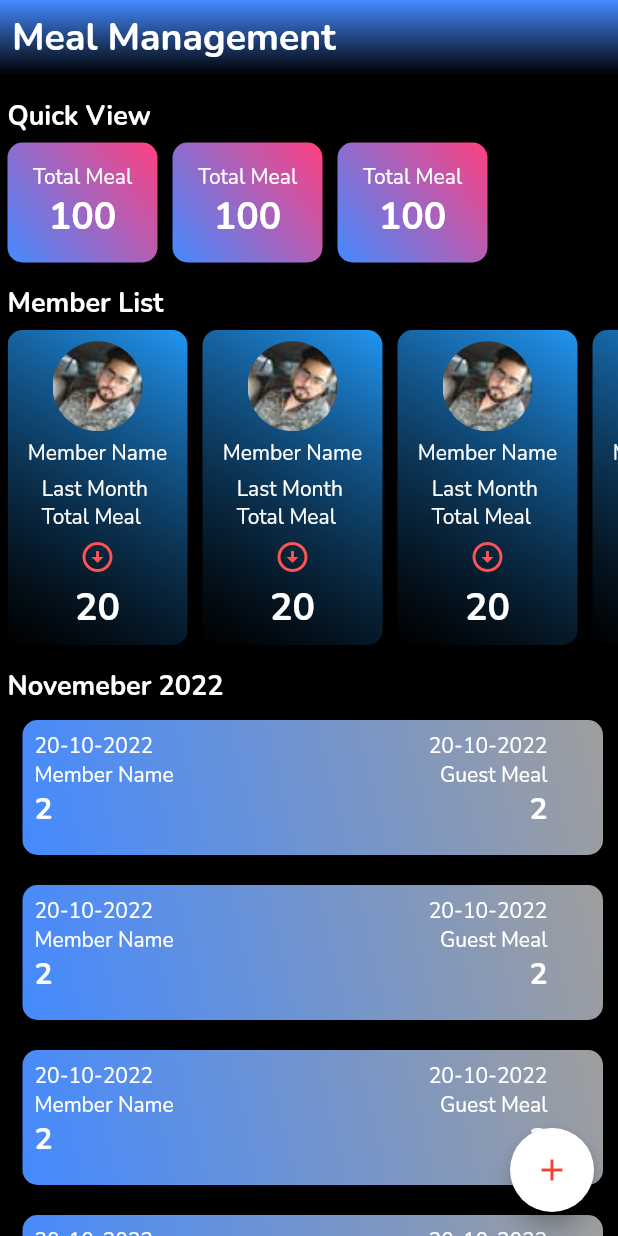
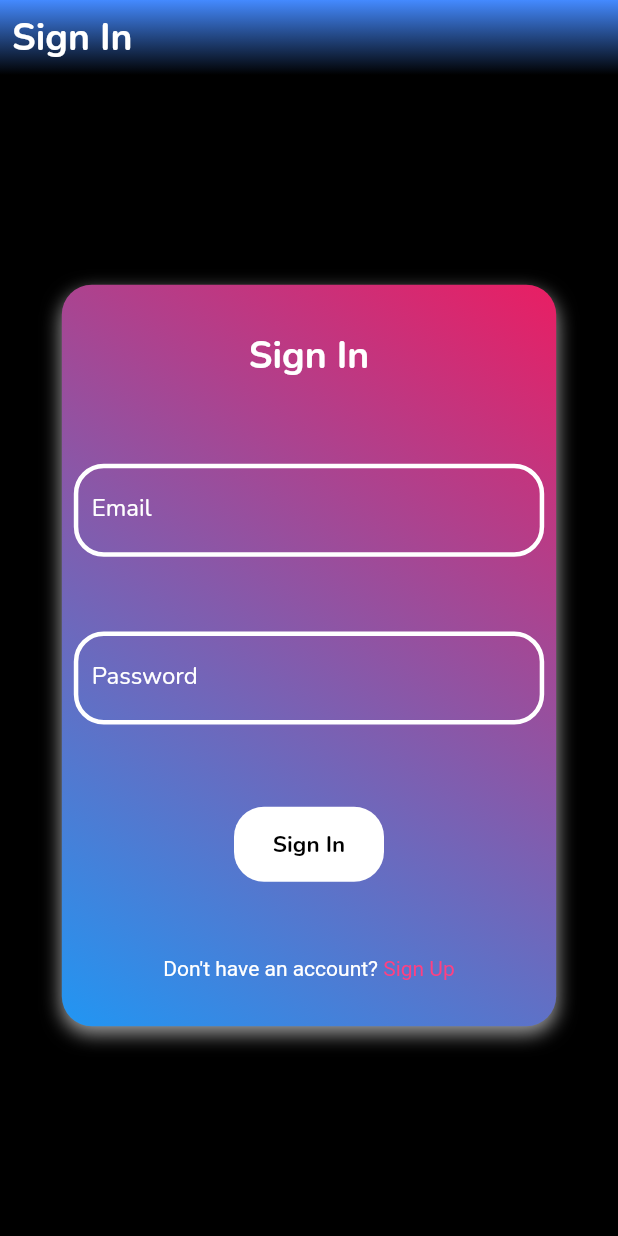
Before and after one commit to Kakon007/Meal_Management, a Flutter app: the screen it shows after launch, on a phone screen of 412 x 824 dp. Run offline on Flutter 3.47's test engine with Material 2 defaults, Android fonts, the phone set to English and light mode, and no system bars; drawn by our look-alikes of shimmer; our stand-ins replace firebase_core, google_fonts; accounts and stored records are empty.

Commit message:
sign In screen added

```diff
--- /dev/null
+++ b/lib/auth/view/sign_in_with_email_pass.dart
@@ -0,0 +1,165 @@
+import 'dart:ui';
+
+import 'package:flutter/material.dart';
+import 'package:meal_management/Home/view/home.dart';
+import 'package:shimmer/shimmer.dart';
+
+class SignInWithEmailPass extends StatefulWidget {
+  const SignInWithEmailPass({Key? key}) : super(key: key);
+
+  @override
+  State<SignInWithEmailPass> createState() => _SignInWithEmailPassState();
+}
+
+class _SignInWithEmailPassState extends State<SignInWithEmailPass> {
+  @override
+  Widget build(BuildContext context) {
+    return SafeArea(
+      child: Scaffold(
+        backgroundColor: Colors.black,
+        appBar: PreferredSize(
+          preferredSize: Size(MediaQuery.of(context).size.width, 80),
+          child: ClipRRect(
+              child: BackdropFilter(
+                  filter: ImageFilter.blur(sigmaX: 10, sigmaY: 10),
+                  child: Container(
+                    decoration: const BoxDecoration(
+                      gradient: LinearGradient(
+                          colors: [
+                            Colors.blueAccent,
+                            Colors.black,
+                          ],
+                          begin: Alignment.topCenter,
+                          end: Alignment.bottomCenter),
+                    ),
+                    child: const Padding(
+                      padding: EdgeInsets.all(8.0),
+                      child: Text('Sign In',
+                          style: TextStyle(
+                              color: Colors.white,
+                              fontWeight: FontWeight.bold,
+                              fontSize: 25)),
+                    ),
+                  ))),
+        ),
+        body: Center(
+          child: Container(
+            height: MediaQuery.of(context).size.height * 0.6,
+            width: MediaQuery.of(context).size.height * 0.4,
+            decoration: const BoxDecoration(
+              gradient: LinearGradient(
+                  colors: [Colors.pink, Colors.blue],
+                  begin: Alignment.topRight,
+                  end: Alignment.bottomLeft),
+              shape: BoxShape.rectangle,
+              borderRadius: BorderRadius.all(Radius.circular(20)),
+              boxShadow: [
+                BoxShadow(
+                  color: Colors.grey,
+                  blurRadius: 10,
+                  offset: Offset(0, 5),
+                ),
+              ],
+            ),
+            child: Padding(
+              padding: const EdgeInsets.all(8.0),
+              child: Column(
+                mainAxisAlignment: MainAxisAlignment.spaceEvenly,
+                children: [
+                  const Text(
+                    'Sign In',
+                    style: TextStyle(
+                        color: Colors.white,
+                        fontWeight: FontWeight.bold,
+                        fontSize: 25),
+                  ),
+                  const SizedBox(
+                    height: 10,
+                  ),
+                  const TextField(
+                    decoration: InputDecoration(
+                      enabledBorder: OutlineInputBorder(
+                        borderSide: BorderSide(color: Colors.white, width: 3),
+                        borderRadius: BorderRadius.all(Radius.circular(20)),
+                      ),
+                      focusedBorder: OutlineInputBorder(
+                        borderSide: BorderSide(color: Colors.white, width: 3),
+                        borderRadius: BorderRadius.all(Radius.circular(20)),
+                      ),
+                      labelText: 'Email',
+                      labelStyle: TextStyle(color: Colors.white),
+                    ),
+                  ),
+                  const SizedBox(
+                    height: 5,
+                  ),
+                  const TextField(
+                    decoration: InputDecoration(
+                      enabledBorder: OutlineInputBorder(
+                        borderSide: BorderSide(color: Colors.white, width: 3),
+                        borderRadius: BorderRadius.all(Radius.circular(20)),
+                      ),
+                      focusedBorder: OutlineInputBorder(
+                        borderSide: BorderSide(color: Colors.white, width: 3),
+                        borderRadius: BorderRadius.all(Radius.circular(20)),
+                      ),
+                      labelText: 'Password',
+                      labelStyle: TextStyle(color: Colors.white),
+                    ),
+                  ),
+                  const SizedBox(
+                    height: 10,
+                  ),
+                  InkWell(
+                    onTap: () {
+                      Navigator.push(context, MaterialPageRoute(builder: (context) => const Home()));
+                    },
+                    child: Container(
+                      decoration: BoxDecoration(
+                          borderRadius: BorderRadius.circular(20),
+                          color: Colors.white),
+                      height: 50,
+                      width: 100,
+                      child: Shimmer.fromColors(
+                        baseColor: Colors.black,
+                        highlightColor: const Color.fromARGB(255, 251, 64, 70),
+                        child: const Center(
+                          child: Text(
+                            'Sign In',
+                            textAlign: TextAlign.center,
+                            style: TextStyle(
+                              color: Colors.black,
+                              fontSize: 15.0,
+                              fontWeight: FontWeight.w700,
+                            ),
+                          ),
+                        ),
+                      ),
+                    ),
+                  ),
+                  const SizedBox(
+                    height: 5,
+                  ),
+                  RichText(
+                    text: const TextSpan(
+                      style: TextStyle(color: Colors.black, fontSize: 28),
+                      children: <TextSpan>[
+                        TextSpan(
+                            text: 'Don\'t have an account? ',
+                            style: TextStyle(color: Colors.white)),
+                        TextSpan(
+                            text: 'Sign Up',
+                            style: TextStyle(color: Colors.pinkAccent))
+                      ],
+                    ),
+                    textScaleFactor: 0.5,
+                  )
+                ],
+              ),
+            ),
+          ),
+        ),
+      ),
+    );
+  }
+}
--- a/lib/main.dart
+++ b/lib/main.dart
@@ -2,6 +2,8 @@ import 'package:firebase_core/firebase_core.dart';
 import 'package:flutter/material.dart';
 import 'package:google_fonts/google_fonts.dart';
 import 'package:meal_management/Home/view/home.dart';
+
+import 'auth/view/sign_in_with_email_pass.dart';
 
 void main() async {
   WidgetsFlutterBinding.ensureInitialized();
@@ -22,7 +24,7 @@ class MyApp extends StatelessWidget {
           Theme.of(context).textTheme,
         ),
       ),
-      home: const Home(),
+      home: const SignInWithEmailPass(),
     );
   }
 }
```
Also changed, not shown: lib/auth/view/sub_bodies/sign_in_with_email_body.dart (added), 1 other file.
